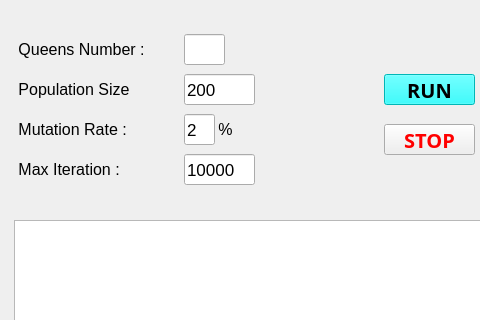
amidmajd/N-Queens-Genetic-Algorithm, file GUI.ui: the form before one commit; both pictures show x 0 to 480 and y 0 to 320 of the 834 by 600 pixel window.
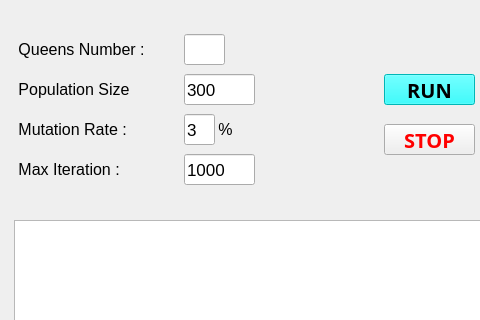
The form after the commit.

Patch:
```diff
--- a/GUI.ui
+++ b/GUI.ui
@@ -150,7 +150,7 @@
            </font>
           </property>
           <property name="text">
-           <string>200</string>
+           <string>300</string>
           </property>
           <property name="maxLength">
            <number>20</number>
@@ -187,7 +187,7 @@
            </font>
           </property>
           <property name="text">
-           <string>2</string>
+           <string>3</string>
           </property>
           <property name="maxLength">
            <number>2</number>
@@ -224,7 +224,7 @@
            </font>
           </property>
           <property name="text">
-           <string>10000</string>
+           <string>1000</string>
           </property>
           <property name="maxLength">
            <number>20</number>
```
